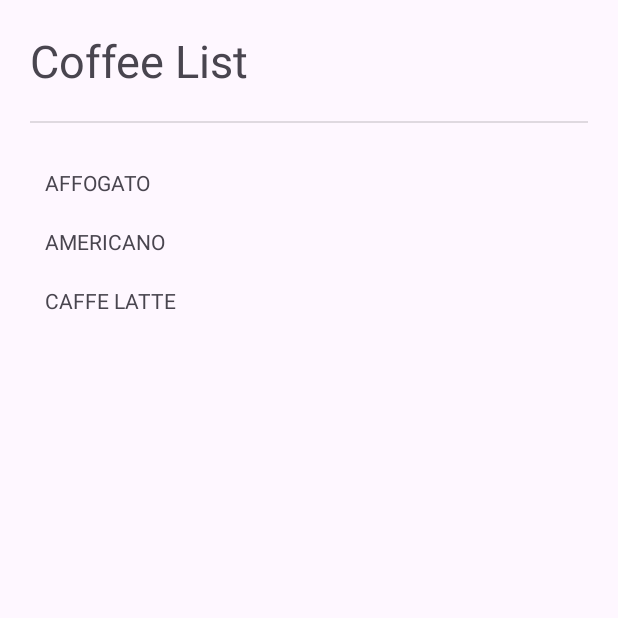
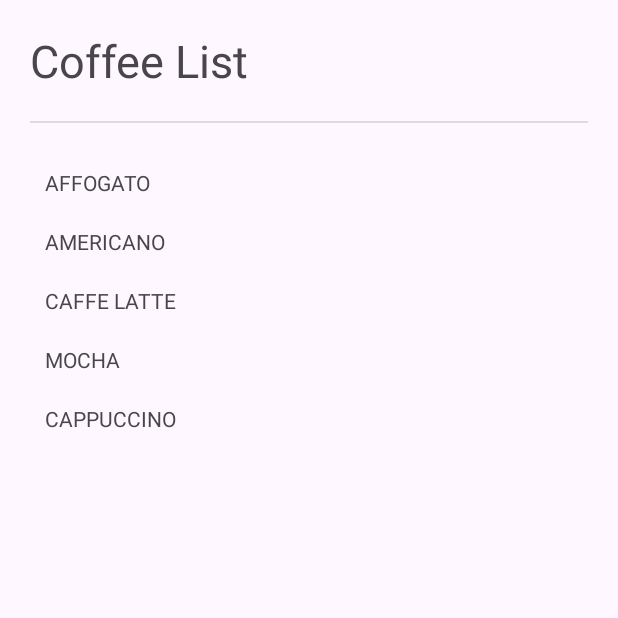
Before and after one commit to FreezTe/LAB_WEEK_03_2, an Android app: the screen it shows after launch (MainActivity), on a phone screen of 412 x 824 dp, the top half of it. Run offline under Robolectric (Android 15) with nearby library versions, the phone set to English and light mode, and no system bars.

Commit message:
Commit No.5 – add back button & extend list

```diff
--- a/app/src/main/java/com/example/lab_week_03/ListFragment.kt
+++ b/app/src/main/java/com/example/lab_week_03/ListFragment.kt
@@ -23,7 +23,9 @@ class ListFragment : Fragment() {
         val coffeeList = listOf<View>(
             view.findViewById(R.id.affogato),
             view.findViewById(R.id.americano),
-            view.findViewById(R.id.latte)
+            view.findViewById(R.id.latte),
+            view.findViewById(R.id.mocha),
+            view.findViewById(R.id.cappuccino)
         )
 
         coffeeList.forEach { coffeeView -> // Renamed to avoid confusion with the 'coffee' variable if any
--- a/app/src/main/res/layout/fragment_detail.xml
+++ b/app/src/main/res/layout/fragment_detail.xml
@@ -26,4 +26,10 @@
         android:layout_height="wrap_content"
         android:gravity="center"
         tools:text="@string/affogato_desc" />
+    <Button
+        android:id="@+id/btn_back"
+        android:layout_width="wrap_content"
+        android:layout_height="wrap_content"
+        android:text="Back"
+        android:layout_marginTop="16dp"/>
 </LinearLayout>
--- a/app/src/main/res/layout/fragment_list.xml
+++ b/app/src/main/res/layout/fragment_list.xml
@@ -37,5 +37,18 @@
             android:layout_height="wrap_content"
             android:padding="10dp"
             android:text="@string/latte_title"/>
+        <TextView
+            android:id="@+id/mocha"
+            android:layout_width="match_parent"
+            android:layout_height="wrap_content"
+            android:padding="10dp"
+            android:text="MOCHA" />
+
+        <TextView
+            android:id="@+id/cappuccino"
+            android:layout_width="match_parent"
+            android:layout_height="wrap_content"
+            android:padding="10dp"
+            android:text="CAPPUCCINO" />
     </LinearLayout>
 </ScrollView>
--- a/app/src/main/res/navigation/nav_graph.xml
+++ b/app/src/main/res/navigation/nav_graph.xml
@@ -1,10 +1,10 @@
-<?xml version="1.0" encoding="utf-8"?>
 <navigation
     xmlns:android="http://schemas.android.com/apk/res/android"
     xmlns:app="http://schemas.android.com/apk/res-auto"
     xmlns:tools="http://schemas.android.com/tools"
     android:id="@+id/nav_graph"
     app:startDestination="@id/coffeeList">
+
     <fragment
         android:id="@+id/coffeeList"
         android:name="com.example.lab_week_03.ListFragment"
@@ -12,12 +12,17 @@
         tools:layout="@layout/fragment_list">
         <action
             android:id="@+id/coffee_id_action"
-            app:destination="@id/coffeeDetail">
-        </action>
+            app:destination="@id/coffeeDetail" />
     </fragment>
+
     <fragment
         android:id="@+id/coffeeDetail"
         android:name="com.example.lab_week_03.DetailFragment"
         android:label="Detail"
-        tools:layout="@layout/fragment_detail" />
+        tools:layout="@layout/fragment_detail">
+        <action
+            android:id="@+id/action_detailFragment_to_listFragment"
+            app:destination="@id/coffeeList" />
+    </fragment>
+
 </navigation>
--- a/app/src/main/res/values/strings.xml
+++ b/app/src/main/res/values/strings.xml
@@ -13,4 +13,9 @@
  espresso with steamed milk and only a little milk foam poured over it. Serve in a
  latte glass or a coffee cup. Flavored syrup can be added.</string>
     <string name="coffee_list">Coffee List</string>
+    <string name="mocha_title">MOCHA</string>
+    <string name="mocha_desc">A chocolate-flavored variant of a latte, combining espresso, steamed milk, and chocolate syrup.</string>
+
+    <string name="cappuccino_title">CAPPUCCINO</string>
+    <string name="cappuccino_desc">An espresso-based coffee drink topped with equal parts of steamed milk and milk foam.</string>
 </resources>
```
Also changed, not shown: app/src/main/java/com/example/lab_week_03/DetailFragment.kt (+13 -0 lines).
